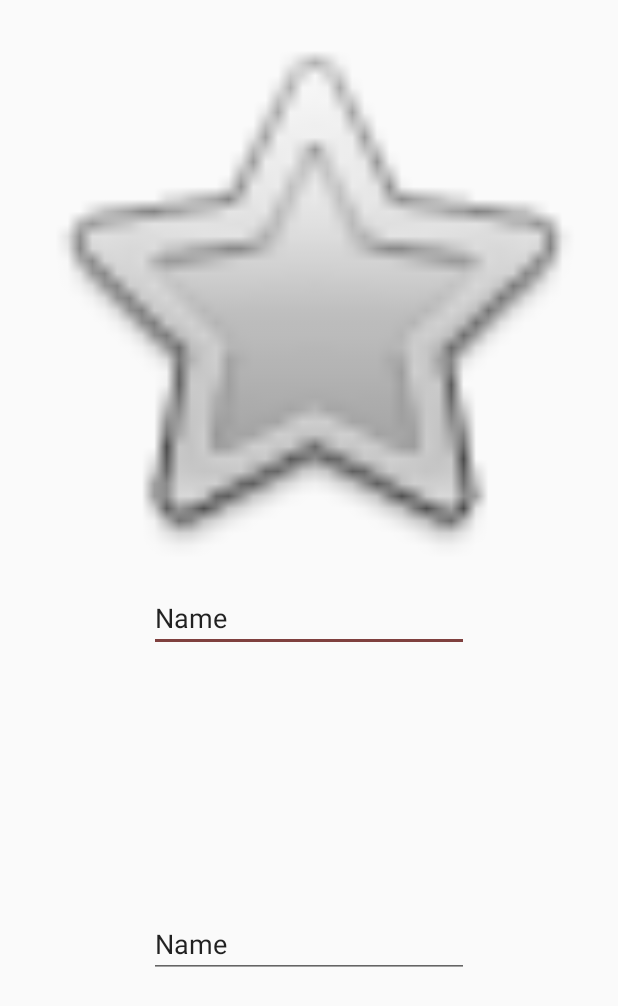
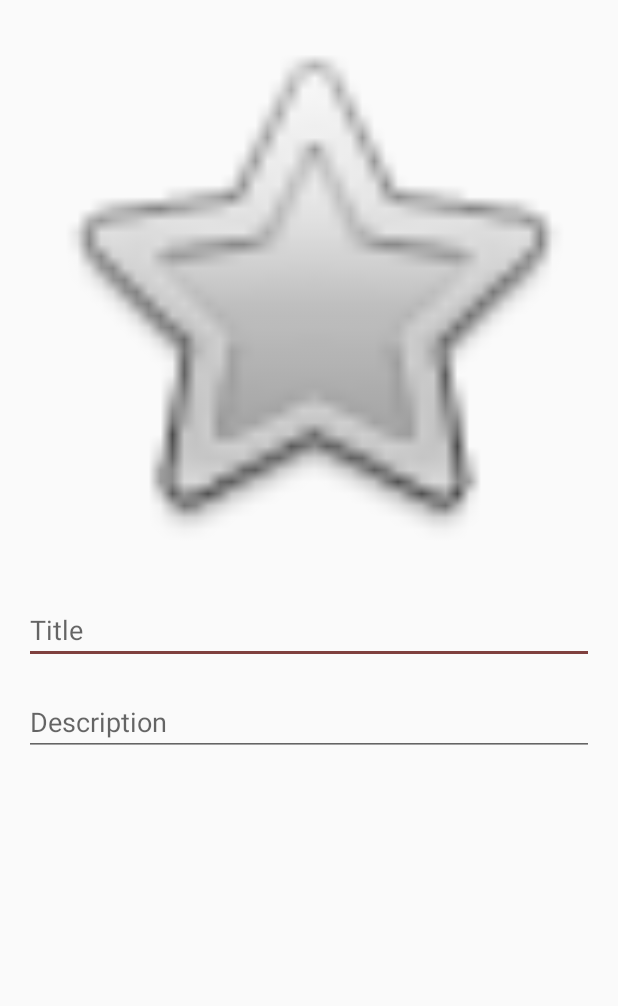
Before and after one commit to sharkey34/google-services-android, an Android app: the layout fragment_form.xml on its own in the app's theme, with its tools: preview values and no code run, on a phone screen of 412 x 824 dp. Shown: the top 1006 px of the screen. Run offline under Robolectric (Android 15) with nearby library versions, the phone set to English and light mode, and no system bars.

```diff
--- a/app/src/main/java/com/example/ericsharkey/googleservices/MainActivity.java
+++ b/app/src/main/java/com/example/ericsharkey/googleservices/MainActivity.java
@@ -7,8 +7,11 @@ import android.content.Intent;
 import android.support.v7.app.AppCompatActivity;
 import android.os.Bundle;
 import com.example.ericsharkey.googleservices.constants.Const;
+import com.example.ericsharkey.googleservices.data.MapItem;
 import com.example.ericsharkey.googleservices.fragments.MapFragment;
 import com.example.ericsharkey.googleservices.interfaces.MainInterface;
+
+import java.util.ArrayList;
 
 public class MainActivity extends AppCompatActivity implements MainInterface {
 
@@ -24,7 +27,7 @@ public class MainActivity extends AppCompatActivity implements MainInterface {
 
 
     @Override
-    public void displayForm(double lat, double lon) {
+    public void displayForm(double lat, double lon, ArrayList<MapItem> list) {
 
         Intent intent = new Intent(this, FormActivity.class);
 
--- a/app/src/main/java/com/example/ericsharkey/googleservices/interfaces/MainInterface.java
+++ b/app/src/main/java/com/example/ericsharkey/googleservices/interfaces/MainInterface.java
@@ -4,8 +4,12 @@
 
 package com.example.ericsharkey.googleservices.interfaces;
 
+import com.example.ericsharkey.googleservices.data.MapItem;
+
+import java.util.ArrayList;
+
 public interface MainInterface {
 
-    void displayForm(double lat, double lon);
+    void displayForm(double lat, double lon, ArrayList<MapItem> list);
 
 }
--- a/app/src/main/res/layout/fragment_form.xml
+++ b/app/src/main/res/layout/fragment_form.xml
@@ -2,54 +2,52 @@
 <android.support.constraint.ConstraintLayout
     xmlns:android="http://schemas.android.com/apk/res/android"
     xmlns:app="http://schemas.android.com/apk/res-auto"
-    xmlns:tools="http://schemas.android.com/tools"
     android:layout_width="match_parent"
     android:layout_height="match_parent">
 
     <ImageView
-        android:id="@+id/imageView"
+        android:id="@+id/form_image"
         android:layout_width="0dp"
+        android:contentDescription="@string/form_contentDesc"
         android:layout_height="0dp"
-        android:layout_marginStart="8dp"
+        android:layout_marginStart="16dp"
         android:layout_marginTop="8dp"
-        android:layout_marginEnd="8dp"
-        android:layout_marginBottom="8dp"
+        android:layout_marginEnd="16dp"
+        android:layout_marginBottom="24dp"
         android:scaleType="centerCrop"
-        app:layout_constraintBottom_toTopOf="@+id/editText"
+        app:layout_constraintBottom_toTopOf="@+id/form_title"
         app:layout_constraintEnd_toEndOf="parent"
         app:layout_constraintStart_toStartOf="parent"
         app:layout_constraintTop_toTopOf="parent"
         app:srcCompat="@android:drawable/btn_star" />
 
     <EditText
-        android:id="@+id/editText"
-        android:layout_width="wrap_content"
+        android:id="@+id/form_title"
+        android:layout_width="0dp"
         android:layout_height="wrap_content"
-        android:layout_marginStart="8dp"
-        android:layout_marginTop="8dp"
-        android:layout_marginEnd="8dp"
+        android:layout_marginStart="16dp"
+        android:layout_marginTop="24dp"
+        android:layout_marginEnd="16dp"
         android:layout_marginBottom="8dp"
         android:ems="10"
+        android:hint="@string/title_hint"
         android:inputType="textPersonName"
-        android:text="Name"
         app:layout_constraintBottom_toBottomOf="parent"
         app:layout_constraintEnd_toEndOf="parent"
         app:layout_constraintStart_toStartOf="parent"
         app:layout_constraintTop_toTopOf="parent" />
 
     <EditText
-        android:id="@+id/editText2"
-        android:layout_width="wrap_content"
+        android:id="@+id/form_desc"
+        android:layout_width="0dp"
         android:layout_height="wrap_content"
-        android:layout_marginStart="8dp"
-        android:layout_marginTop="8dp"
-        android:layout_marginEnd="8dp"
-        android:layout_marginBottom="8dp"
+        android:layout_marginStart="16dp"
+        android:layout_marginTop="16dp"
+        android:layout_marginEnd="16dp"
         android:ems="10"
+        android:hint="@string/desc_hint"
         android:inputType="textPersonName"
-        android:text="Name"
-        app:layout_constraintBottom_toBottomOf="parent"
         app:layout_constraintEnd_toEndOf="parent"
         app:layout_constraintStart_toStartOf="parent"
-        app:layout_constraintTop_toBottomOf="@+id/editText" />
+        app:layout_constraintTop_toBottomOf="@+id/form_title" />
 </android.support.constraint.ConstraintLayout>
--- a/app/src/main/res/values/strings.xml
+++ b/app/src/main/res/values/strings.xml
@@ -6,4 +6,7 @@
     <string name="delete_btn">Delete</string>
     <string name="network_unavailable">Network is unavailable</string>
     <string name="image_desc">Captured Image</string>
+    <string name="title_hint">Title</string>
+    <string name="desc_hint">Description</string>
+    <string name="form_contentDesc">Captured Image</string>
 </resources>
--- /dev/null
+++ b/app/src/main/res/xml/provider_paths.xml
@@ -0,0 +1,4 @@
+<?xml version="1.0" encoding="utf-8"?>
+<paths>
+    <external-files-path name="app_images" path="images/" />
+</paths>
```
Also changed, not shown: app/src/main/AndroidManifest.xml (+8 -0 lines), app/src/main/java/com/example/ericsharkey/googleservices/FormActivity.java (+14 -4 lines), app/src/main/java/com/example/ericsharkey/googleservices/constants/Const.java (+11 -2 lines), app/src/main/java/com/example/ericsharkey/googleservices/data/MapItem.java (+15 -2 lines), app/src/main/java/com/example/ericsharkey/googleservices/fragments/FormFragment.java (+37 -4 lines), app/src/main/java/com/example/ericsharkey/googleservices/fragments/MapFragment.java (+6 -2 lines).
